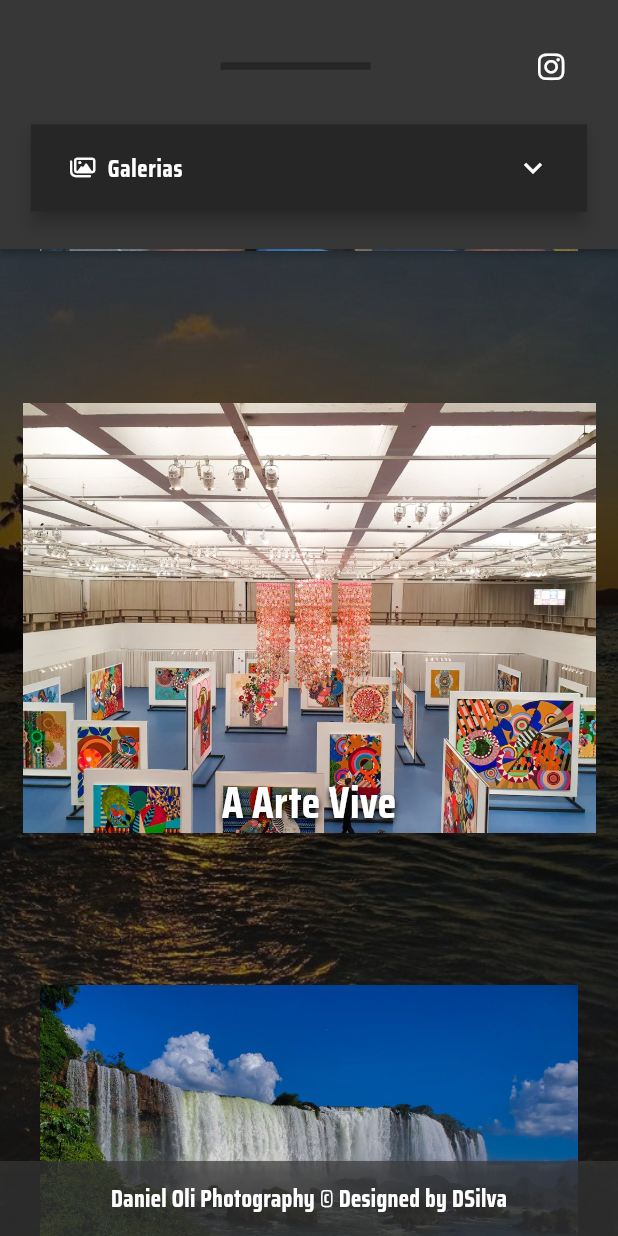
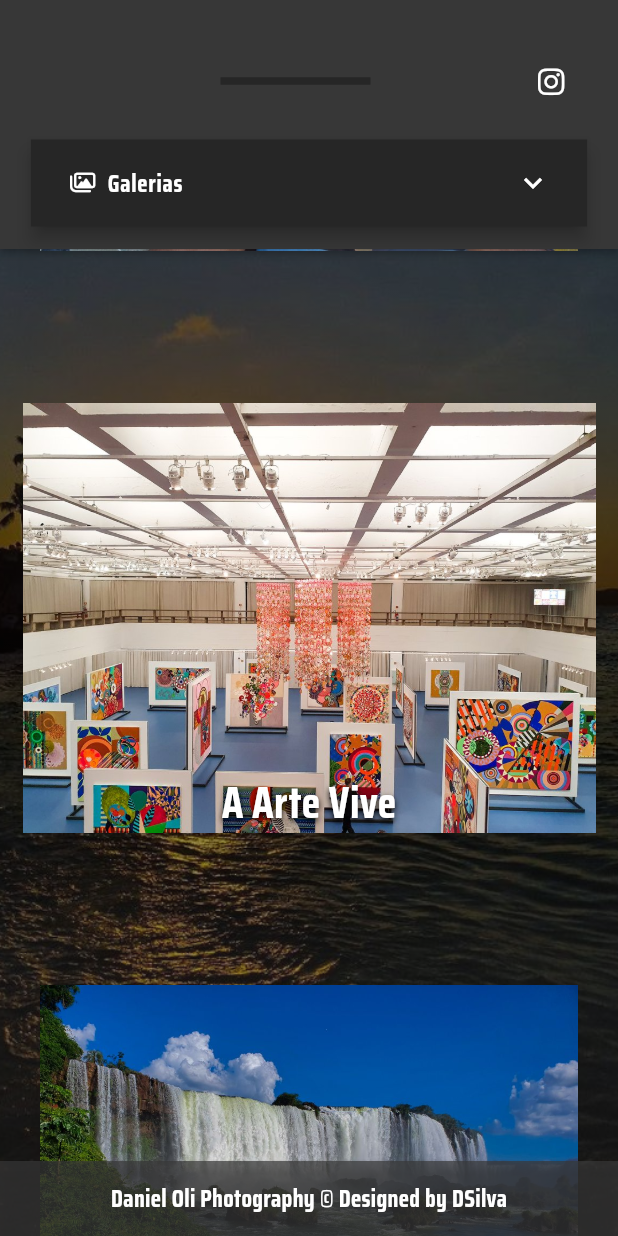
Before and after one commit to DenisRdsilva/DdanieOli, a Flutter app: the screen it shows after launch, on a phone screen of 412 x 824 dp. Run offline on Flutter 3.47's test engine with Material 3 defaults, Android fonts, the light colour scheme and no system bars; drawn by our look-alikes of carousel_slider; our stand-ins replace flutter_riverpod, font_awesome_flutter, shared_preferences; network calls fail.

Commit message:
Edições visuais

```diff
--- a/lib/app/components/menu_mobile.dart
+++ b/lib/app/components/menu_mobile.dart
@@ -91,7 +91,7 @@
     final album = ref.read(selectedAlbum);
 
     return Container(
-      padding: const EdgeInsets.only(top: 20, bottom: 25, left: 15, right: 15),
+      padding: const EdgeInsets.only(top: 20, bottom: 15, left: 15, right: 15),
       width: widget.swidth,
       color: terciary,
       child: Column(
@@ -119,7 +119,7 @@
           // } else ...{
           Container(
               width: widget.swidth * .9,
-              margin: const EdgeInsets.only(bottom: 15),
+              margin: const EdgeInsets.only(top: 10, bottom: 15),
               child: Wrap(
                 alignment: WrapAlignment.spaceBetween,
                 crossAxisAlignment: WrapCrossAlignment.center,
```
